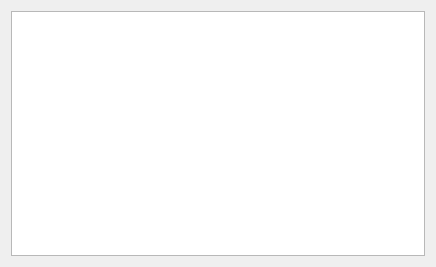
Old version of the form 14.Qt键盘事件/QKeyBoard/QKeyBoard/qkeyboard.ui in the repository FengJungle/Qt_Project.
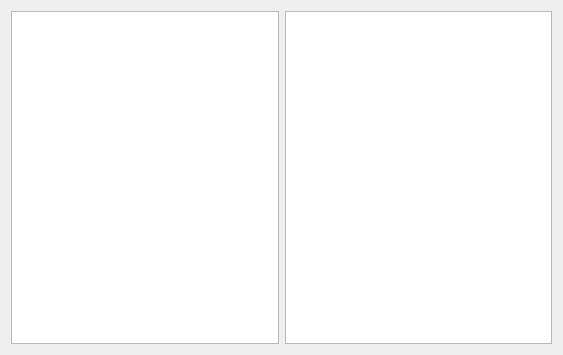
New version of the form.

Commit message: Description: Add keyReleaseEvent detection

The edit to the form file:
```diff
--- a/14.Qt键盘事件/QKeyBoard/QKeyBoard/qkeyboard.ui
+++ b/14.Qt键盘事件/QKeyBoard/QKeyBoard/qkeyboard.ui
@@ -6,8 +6,8 @@
    <rect>
     <x>0</x>
     <y>0</y>
-    <width>436</width>
-    <height>267</height>
+    <width>563</width>
+    <height>355</height>
    </rect>
   </property>
   <property name="windowTitle">
@@ -15,7 +15,17 @@
   </property>
   <layout class="QGridLayout" name="gridLayout">
    <item row="0" column="0">
-    <widget class="QTextEdit" name="textEdit">
+    <widget class="QTextEdit" name="textEdit_press">
+     <property name="focusPolicy">
+      <enum>Qt::NoFocus</enum>
+     </property>
+     <property name="readOnly">
+      <bool>true</bool>
+     </property>
+    </widget>
+   </item>
+   <item row="0" column="1">
+    <widget class="QTextEdit" name="textEdit_release">
      <property name="focusPolicy">
       <enum>Qt::NoFocus</enum>
      </property>
```
The commit also changes 16 other files.
